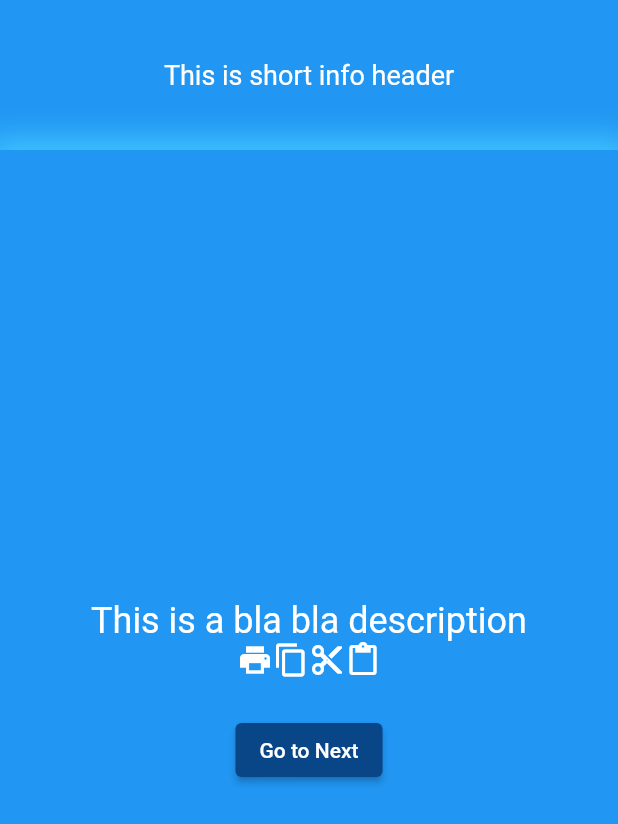
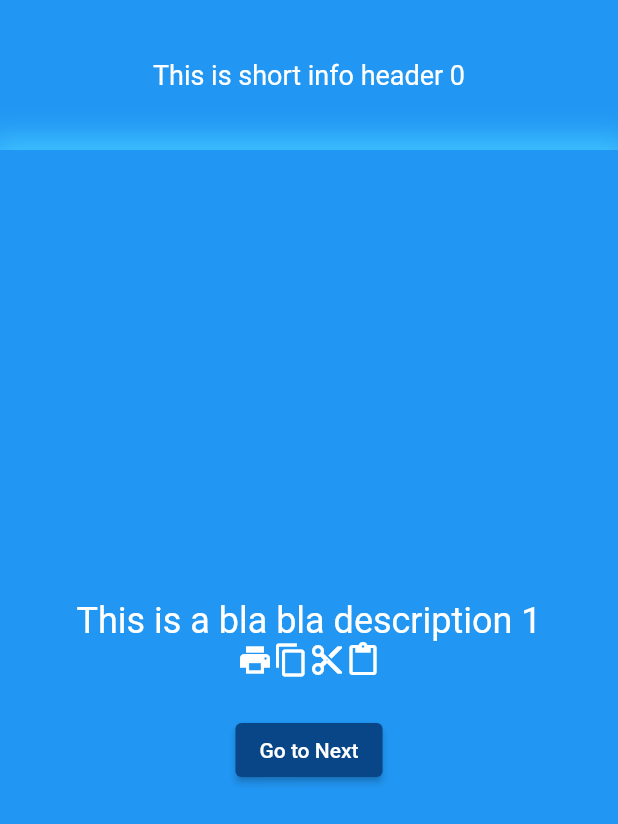
Before and after one commit to Sp4Rx/stack-ui, a Flutter app: the screen it shows after launch, after a tap on "Go to Next", on a phone screen of 412 x 824 dp. Shown: the top 824 px of the screen. Run offline on Flutter 3.47's test engine with Material 2 defaults, Android fonts, the phone set to English and light mode, and no system bars.

Commit message:
Collapse function

```diff
--- a/lib/collapseMe.dart
+++ b/lib/collapseMe.dart
@@ -35,11 +35,15 @@ class _CollapseMeState extends State<CollapseMe> with TickerProviderStateMixin {
     // _expanded = widget.expanded;
     _expandedState = widget.expandedState ??
         ExpandedState(
+          index: widget.index,
           onPressed: () {
             widget.onButtonPressed?.call(widget.index);
           },
         );
-    _collapsedState = widget.collapsedState ?? CollapsedState();
+    _collapsedState = widget.collapsedState ??
+        CollapsedState(
+          index: widget.index,
+        );
   }
 
   @override
--- a/lib/dummyUiStates/collapsedState.dart
+++ b/lib/dummyUiStates/collapsedState.dart
@@ -1,7 +1,11 @@
 import 'package:flutter/material.dart';
 
 class CollapsedState extends StatelessWidget {
-  const CollapsedState({Key? key}) : super(key: key);
+  final int index; //Just to show on UI
+  const CollapsedState({
+    Key? key,
+    this.index = 0,
+  }) : super(key: key);
 
   @override
   Widget build(BuildContext context) {
@@ -9,7 +13,7 @@ class CollapsedState extends StatelessWidget {
       width: double.infinity,
       child: Center(
         child: Text(
-          'This is short info header',
+          'This is short info header $index',
           style: TextStyle(
             color: Colors.white,
             fontSize: 18,
--- a/lib/dummyUiStates/expandedState.dart
+++ b/lib/dummyUiStates/expandedState.dart
@@ -2,8 +2,13 @@ import 'package:flutter/material.dart';
 
 class ExpandedState extends StatelessWidget {
   final VoidCallback? onPressed;
+  final int index; //Just to show on UI
 
-  const ExpandedState({Key? key, this.onPressed}) : super(key: key);
+  const ExpandedState({
+    Key? key,
+    this.onPressed,
+    this.index = 0,
+  }) : super(key: key);
 
   @override
   Widget build(BuildContext context) {
@@ -15,7 +20,7 @@ class ExpandedState extends StatelessWidget {
           mainAxisSize: MainAxisSize.min,
           children: [
             Text(
-              'This is a bla bla description',
+              'This is a bla bla description $index',
               style: TextStyle(
                 color: Colors.white,
                 fontSize: 24,
--- a/lib/stackView.dart
+++ b/lib/stackView.dart
@@ -38,11 +38,15 @@ class StackViewState extends State<StackView> {
         onButtonPressed: (index) {
           setState(() {
             _maxStackCount = min(_maxStackCount + 1, itemsLength);
-            print(_maxStackCount);
             _buildChildren();
           });
         },
-        onHeaderPressed: (index) {},
+        onHeaderPressed: (index) {
+          setState(() {
+            _maxStackCount = max(index + 1, 1);
+            _buildChildren();
+          });
+        },
         key: item.key,
         collapsedState: item.collapsedState,
         expandedState: item.expandedState,
```
